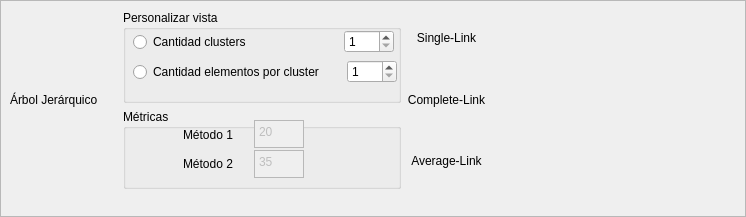
This is visual/frame.ui in gabrieljcandia/TPI-Inteligencia-Artificial-II as Qt 5 draws it before an edit. The edited form follows.
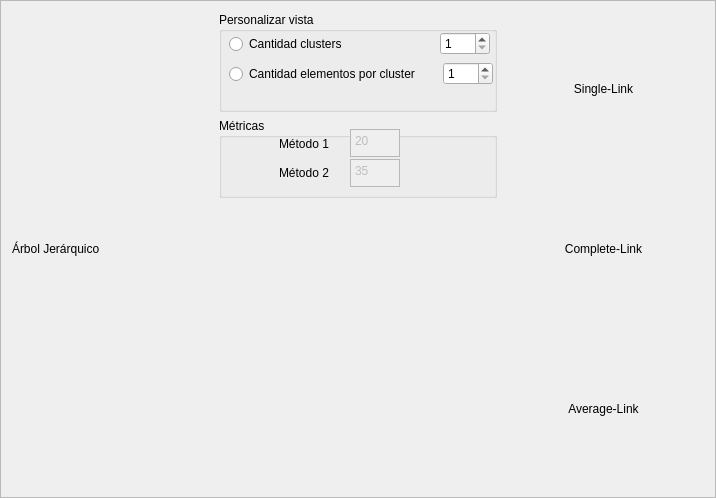
This is the edited form.

Commit message: IGU: agregados los gráficos al Frame de resultados.

The edit to the form file:
```diff
--- a/visual/frame.ui
+++ b/visual/frame.ui
@@ -6,8 +6,8 @@
    <rect>
     <x>0</x>
     <y>0</y>
-    <width>746</width>
-    <height>217</height>
+    <width>716</width>
+    <height>498</height>
    </rect>
   </property>
   <property name="windowTitle">
@@ -19,16 +19,9 @@
   <property name="frameShadow">
    <enum>QFrame::Raised</enum>
   </property>
-  <widget class="QWidget" name="layoutWidget">
-   <property name="geometry">
-    <rect>
-     <x>10</x>
-     <y>10</y>
-     <width>476</width>
-     <height>179</height>
-    </rect>
-   </property>
-   <layout class="QHBoxLayout" name="HLresultados">
+  <layout class="QHBoxLayout" name="horizontalLayout">
+   <item>
+    <layout class="QHBoxLayout" name="HLresultados" stretch="1,0,1">
     <item>
      <layout class="QVBoxLayout" name="VLayoutArbol" stretch="0,1">
       <item>
@@ -261,6 +254,19 @@
         </item>
        </layout>
       </item>
+       <item>
+        <spacer name="verticalSpacer">
+         <property name="orientation">
+          <enum>Qt::Vertical</enum>
+         </property>
+         <property name="sizeHint" stdset="0">
+          <size>
+           <width>20</width>
+           <height>288</height>
+          </size>
+         </property>
+        </spacer>
+       </item>
      </layout>
     </item>
     <item>
@@ -322,7 +328,8 @@
      </layout>
     </item>
    </layout>
-  </widget>
+   </item>
+  </layout>
  </widget>
  <resources/>
  <connections/>
```
Lines whose indentation alone changed are shown as unchanged. The commit also changes 5 other files.
